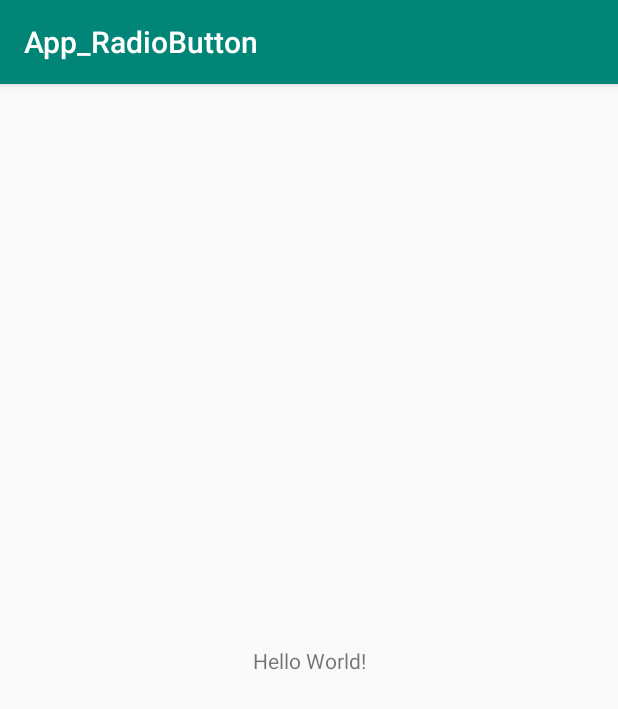
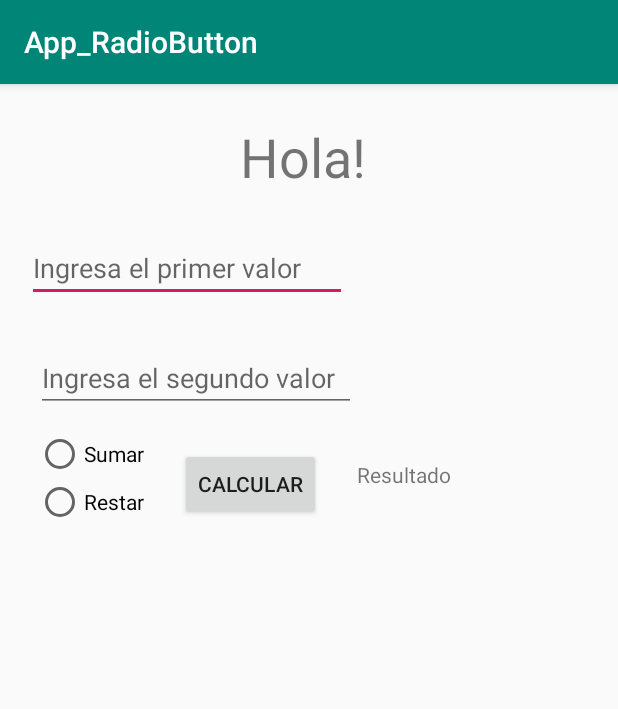
Before and after one commit to YuhiAida/Suma-y-resta-en-android, an Android app: the screen it shows after launch (MainActivity), on a phone screen of 412 x 824 dp. Shown: the top 709 px of the screen. Run offline under Robolectric (Android 15) with nearby library versions, the phone set to English and light mode, and no system bars; 3 statements that could not run were skipped.

Commit message:
Agregada interface

```diff
--- a/app/build.gradle
+++ b/app/build.gradle
@@ -26,4 +26,5 @@ dependencies {
     testImplementation 'junit:junit:4.12'
     androidTestImplementation 'androidx.test.ext:junit:1.1.0'
     androidTestImplementation 'androidx.test.espresso:espresso-core:3.1.1'
+    implementation 'androidx.recyclerview:recyclerview:1.1.0'
 }
--- a/app/src/main/java/com/yuhiaida/app_radiobutton/MainActivity.java
+++ b/app/src/main/java/com/yuhiaida/app_radiobutton/MainActivity.java
@@ -3,12 +3,25 @@ package com.yuhiaida.app_radiobutton;
 import androidx.appcompat.app.AppCompatActivity;
 
 import android.os.Bundle;
+import android.widget.EditText;
+import android.widget.RadioButton;
+import android.widget.TextView;
 
 public class MainActivity extends AppCompatActivity {
 
     @Override
     protected void onCreate(Bundle savedInstanceState) {
+
+        private EditText et1, et2;
+        private TextView tvResultado;
+        private RadioButton rb1, rb2;
+
+
         super.onCreate(savedInstanceState);
         setContentView(R.layout.activity_main);
+
+
     }
+
+
 }
--- a/app/src/main/res/layout/activity_main.xml
+++ b/app/src/main/res/layout/activity_main.xml
@@ -6,13 +6,83 @@
     android:layout_height="match_parent"
     tools:context=".MainActivity">
 
-    <TextView
+    <EditText
+        android:id="@+id/editText"
         android:layout_width="wrap_content"
         android:layout_height="wrap_content"
-        android:text="Hello World!"
-        app:layout_constraintBottom_toBottomOf="parent"
-        app:layout_constraintLeft_toLeftOf="parent"
-        app:layout_constraintRight_toRightOf="parent"
+        android:layout_marginStart="18dp"
+        android:layout_marginTop="100dp"
+        android:ems="10"
+        android:hint="@string/ediText"
+        android:inputType="number"
+        app:layout_constraintStart_toStartOf="parent"
+        app:layout_constraintTop_toTopOf="parent"
+        android:importantForAutofill="no" />
+
+    <EditText
+        android:id="@+id/editText2"
+        android:layout_width="wrap_content"
+        android:layout_height="wrap_content"
+        android:layout_marginStart="24dp"
+        android:layout_marginTop="28dp"
+        android:ems="10"
+        android:hint="@string/editText2"
+        android:inputType="number"
+        app:layout_constraintStart_toStartOf="parent"
+        app:layout_constraintTop_toBottomOf="@+id/editText"
+        android:importantForAutofill="no" />
+
+    <RadioGroup
+        android:id="@+id/radioGroup"
+        android:layout_width="wrap_content"
+        android:layout_height="wrap_content"
+        android:layout_marginStart="24dp"
+        android:layout_marginTop="12dp"
+        app:layout_constraintStart_toStartOf="parent"
+        app:layout_constraintTop_toBottomOf="@+id/editText2">
+
+        <RadioButton
+            android:id="@+id/radioButton"
+            android:layout_width="match_parent"
+            android:layout_height="wrap_content"
+            android:text="@string/radioButton" />
+
+        <RadioButton
+            android:id="@+id/radioButton2"
+            android:layout_width="match_parent"
+            android:layout_height="wrap_content"
+            android:text="@string/radioButton2" />
+    </RadioGroup>
+
+    <Button
+        android:id="@+id/button"
+        android:layout_width="wrap_content"
+        android:layout_height="wrap_content"
+        android:layout_marginStart="24dp"
+        android:layout_marginTop="24dp"
+        android:text="@string/button"
+        app:layout_constraintStart_toEndOf="@+id/radioGroup"
+        app:layout_constraintTop_toBottomOf="@+id/editText2" />
+
+    <TextView
+        android:id="@+id/textView"
+        android:layout_width="wrap_content"
+        android:layout_height="wrap_content"
+        android:layout_marginStart="24dp"
+        android:layout_marginTop="32dp"
+        android:text="@string/textView"
+        android:textAlignment="center"
+        app:layout_constraintStart_toEndOf="@+id/button"
+        app:layout_constraintTop_toBottomOf="@+id/editText2" />
+
+    <TextView
+        android:id="@+id/titulo"
+        android:layout_width="wrap_content"
+        android:layout_height="wrap_content"
+        android:layout_marginStart="160dp"
+        android:layout_marginTop="24dp"
+        android:text="@string/titulo"
+        android:textSize="36sp"
+        app:layout_constraintStart_toStartOf="parent"
         app:layout_constraintTop_toTopOf="parent" />
-
 </androidx.constraintlayout.widget.ConstraintLayout>
--- a/app/src/main/res/values/strings.xml
+++ b/app/src/main/res/values/strings.xml
@@ -1,3 +1,10 @@
 <resources>
+    <string name="titulo">Hola!</string>
     <string name="app_name">App_RadioButton</string>
+    <string name="ediText">Ingresa el primer valor</string>
+    <string name="editText2">Ingresa el segundo valor</string>
+    <string name="radioButton">Sumar</string>
+    <string name="radioButton2">Restar</string>
+    <string name="button">Calcular</string>
+    <string name="textView">Resultado</string>
 </resources>
```
